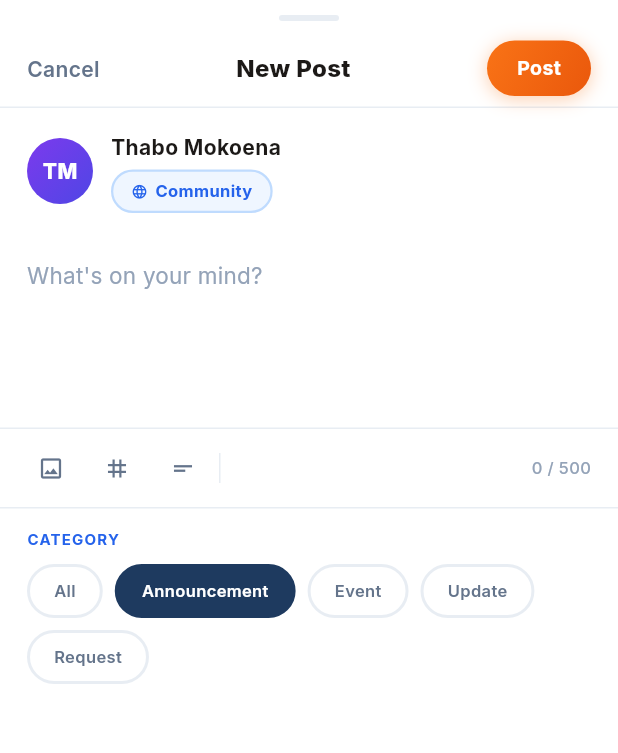
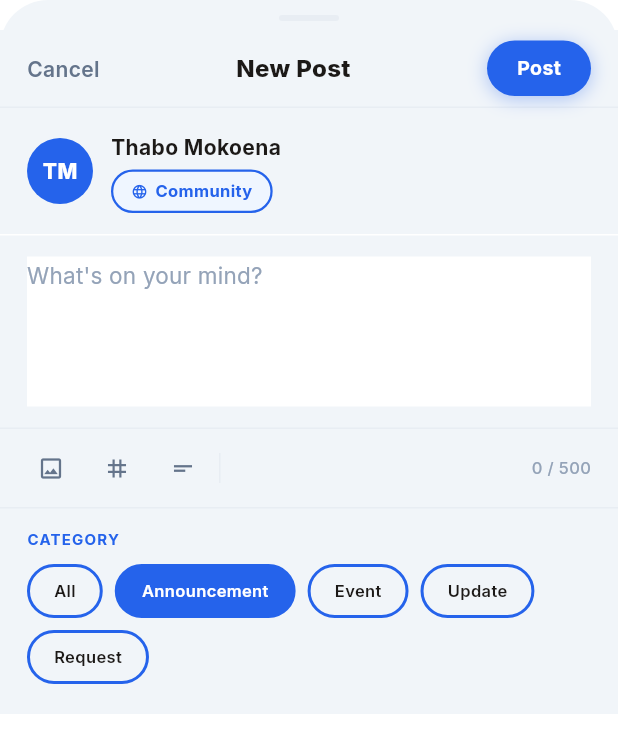
Before and after one commit to LungeloNgcemu/ChurchWeb, a Flutter app: the CreatePage screen opened by its route, on a phone screen of 412 x 824 dp. Shown: the top 753 px of the screen. Run offline on Flutter 3.47's test engine with Material 3 defaults, Android fonts, the phone set to English and light mode, and no system bars; our stand-ins replace appwrite, awesome_snackbar_content, cached_network_image, carousel_slider, dropdown_button2, firebase_core and 18 more; missing offline and left inert: animated_snack_bar, bottom_sheet, dart:html, dart:js, flutter_event_calendar, flutter_product_carousel and 3 more; accounts and stored records are empty.

Commit message:
fix: New Post sheet - theme colors for all UI elements
- Add ThemeManager import; final theme = context.watch<ThemeManager>()
- Sheet background: AppColors.white → theme.colors.card
- Post button: orange gradient → theme.colors.primary solid + matching shadow
- Avatar TM: avatarLeader gradient → theme.colors.primary solid
- Community pill: border + icon + text → theme.colors.primary
- CATEGORY label: AppTypography.fieldLabel.copyWith(color: theme.colors.primary)
- Chips selected: AppColors.navy → theme.colors.primary
- Chips unselected: bg → theme.colors.card, border → theme.colors.primary
- Chip text: selected → Colors.white, unselected → AppColors.textPrimary

Co-Authored-By: Claude Sonnet 4.6 <noreply@anthropic.com>

```diff
--- a/lib/screens/post/create_post.dart
+++ b/lib/screens/post/create_post.dart
@@ -22,6 +22,7 @@ import 'package:master/theme/app_colors.dart';
 import 'package:master/theme/app_typography.dart';
 import 'package:master/theme/app_spacing.dart';
 import 'package:master/widgets/common/connect_button.dart';
+import 'package:master/theme/theme_manager.dart';
 
 // create_page and poster are linked
 String postKey = '';
@@ -152,9 +153,10 @@ class _PosterState extends State<Poster> {
 
   @override
   Widget build(BuildContext context) {
+    final theme = context.watch<ThemeManager>();
     return Stack(
       children: [
-        _buildSheet(),
+        _buildSheet(theme),
         if (isLoading)
           Positioned.fill(
             child: Container(
@@ -179,10 +181,10 @@ class _PosterState extends State<Poster> {
     );
   }
 
-  Widget _buildSheet() {
+  Widget _buildSheet(ThemeManager theme) {
     return Container(
-      decoration: const BoxDecoration(
-        color: AppColors.white,
+      decoration: BoxDecoration(
+        color: theme.colors.card,
         borderRadius: BorderRadius.vertical(
           top: Radius.circular(AppSpacing.radiusBottomSheet),
         ),
@@ -209,7 +211,7 @@ class _PosterState extends State<Poster> {
             height: 52,
             padding: const EdgeInsets.symmetric(horizontal: AppSpacing.lgPlus),
             decoration: BoxDecoration(
-              color: AppColors.white,
+              color: theme.colors.card,
               border: Border(
                 bottom: BorderSide(color: AppColors.surfaceAlt, width: 1),
               ),
@@ -243,16 +245,12 @@ class _PosterState extends State<Poster> {
                     padding: const EdgeInsets.symmetric(
                         horizontal: 20, vertical: 8),
                     decoration: BoxDecoration(
-                      gradient: LinearGradient(
-                        colors: [AppColors.orange, AppColors.orangeDeep],
-                        begin: Alignment.topLeft,
-                        end: Alignment.bottomRight,
-                      ),
+                      color: theme.colors.primary,
                       borderRadius:
                           BorderRadius.circular(AppSpacing.radiusPill),
                       boxShadow: [
                         BoxShadow(
-                          color: AppColors.orange.withOpacity(0.35),
+                          color: theme.colors.primary.withValues(alpha: 0.35),
                           blurRadius: 10,
                           offset: const Offset(0, 2),
                         ),
@@ -263,7 +261,7 @@ class _PosterState extends State<Poster> {
                       style: GoogleFonts.inter(
                         fontSize: 13,
                         fontWeight: FontWeight.w700,
-                        color: AppColors.white,
+                        color: Colors.white,
                       ),
                     ),
                   ),
@@ -289,8 +287,8 @@ class _PosterState extends State<Poster> {
                         Container(
                           width: 44,
                           height: 44,
-                          decoration: const BoxDecoration(
-                            gradient: AppColors.avatarLeader,
+                          decoration: BoxDecoration(
+                            color: theme.colors.primary,
                             shape: BoxShape.circle,
                           ),
                           alignment: Alignment.center,
@@ -331,21 +329,21 @@ class _PosterState extends State<Poster> {
                                 borderRadius: BorderRadius.circular(
                                     AppSpacing.radiusPill),
                                 border: Border.all(
-                                    color: AppColors.purpleBorder,
+                                    color: theme.colors.primary,
                                     width: 1.5),
                               ),
                               child: Row(
                                 mainAxisSize: MainAxisSize.min,
                                 children: [
                                   Icon(Icons.language,
-                                      size: 11, color: AppColors.purple),
+                                      size: 11, color: theme.colors.primary),
                                   const SizedBox(width: 5),
                                   Text(
                                     'Community',
                                     style: GoogleFonts.inter(
                                       fontSize: 11,
                                       fontWeight: FontWeight.w700,
-                                      color: AppColors.purple,
+                                      color: theme.colors.primary,
                                     ),
                                   ),
                                 ],
@@ -536,7 +534,8 @@ class _PosterState extends State<Poster> {
                       children: [
                         Text(
                           'CATEGORY',
-                          style: AppTypography.fieldLabel,
+                          style: AppTypography.fieldLabel
+                              .copyWith(color: theme.colors.primary),
                         ),
                         const SizedBox(height: AppSpacing.sm),
                         Wrap(
@@ -553,14 +552,12 @@ class _PosterState extends State<Poster> {
                                     horizontal: 16, vertical: 7),
                                 decoration: BoxDecoration(
                                   color: isSelected
-                                      ? AppColors.navy
-                                      : AppColors.white,
+                                      ? theme.colors.primary
+                                      : theme.colors.card,
                                   borderRadius: BorderRadius.circular(
                                       AppSpacing.radiusPill),
                                   border: Border.all(
-                                    color: isSelected
-                                        ? AppColors.navy
-                                        : AppColors.surfaceAlt,
+                                    color: theme.colors.primary,
                                     width: 2,
                                   ),
                                 ),
@@ -570,8 +567,8 @@ class _PosterState extends State<Poster> {
                                     fontSize: 11,
                                     fontWeight: FontWeight.w600,
                                     color: isSelected
-                                        ? AppColors.white
-                                        : AppColors.textMid,
+                                        ? Colors.white
+                                        : AppColors.textPrimary,
                                   ),
                                 ),
                               ),
```
